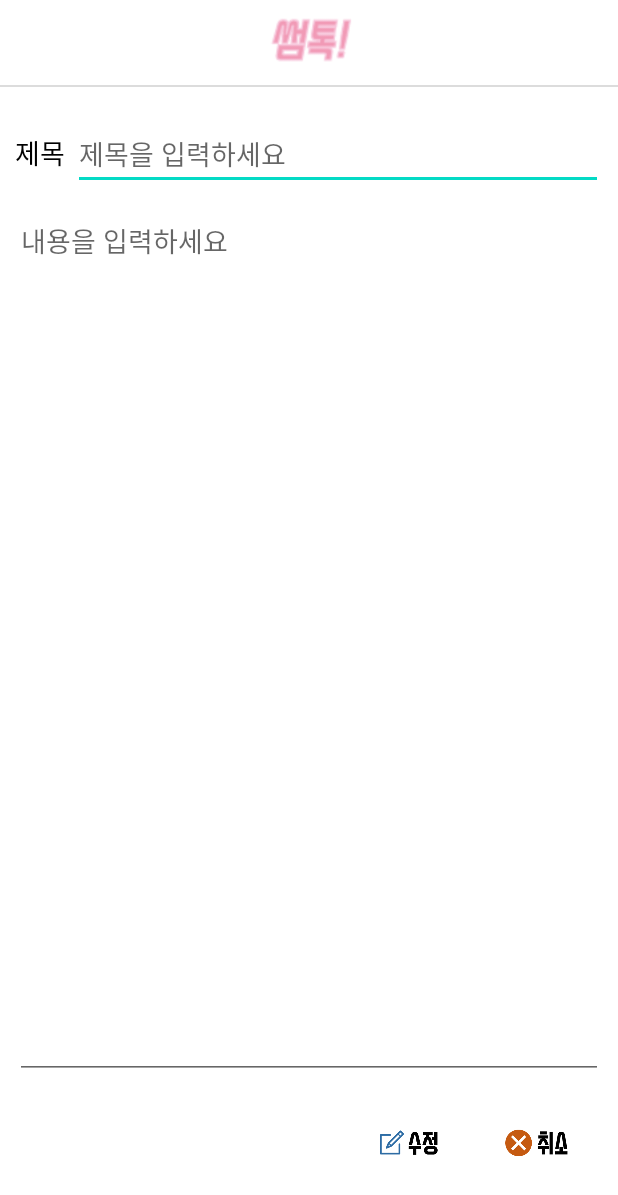
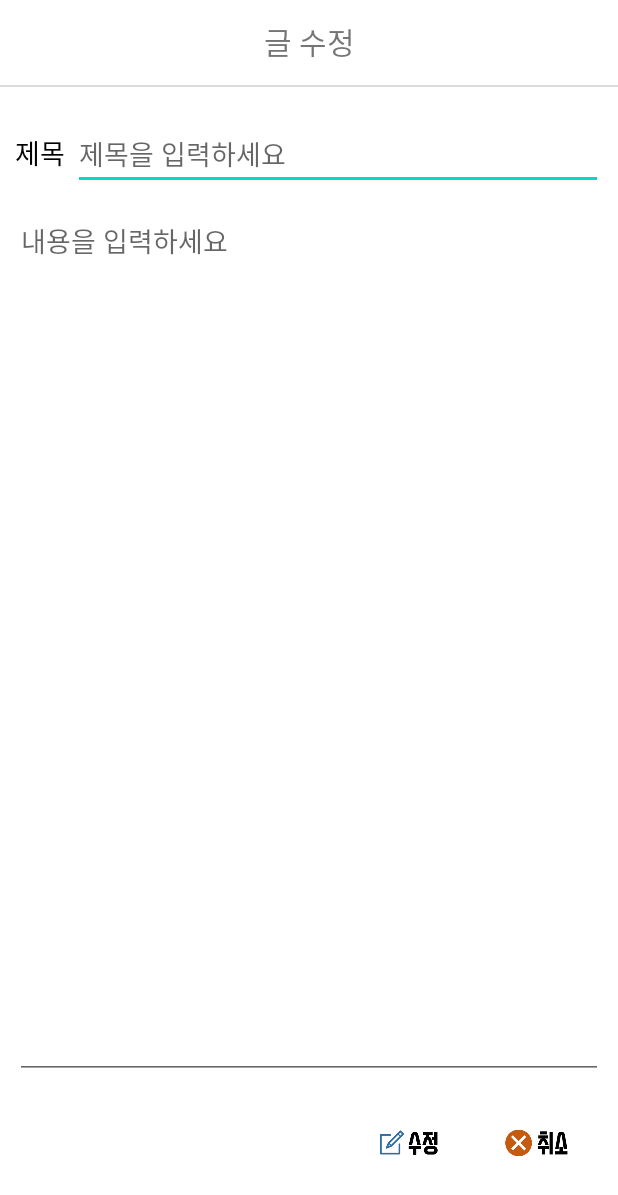
Before and after one commit to sa03134/SomeTalk, an Android app: the EditPostActivity screen opened directly, with no data from a screen before it, on a phone screen of 412 x 824 dp. Shown: the top 1195 px of the screen. Run offline under Robolectric (Android 15) with nearby library versions, the phone set to English and light mode, and no system bars.

Commit message:
10대,20대,썸타는중,연애중 레이아웃 수정완료!

```diff
--- a/App/SomeTalk/app/src/main/res/layout/activity_edit_post.xml
+++ b/App/SomeTalk/app/src/main/res/layout/activity_edit_post.xml
@@ -10,13 +10,17 @@
         android:layout_height="wrap_content"
         android:orientation="vertical">
 
-        <ImageView
-            android:id="@+id/imageView6"
-            android:layout_width="match_parent"
+        <TextView
+            android:id="@+id/textView2"
+            android:layout_width="192dp"
+            android:layout_height="35dp"
+            android:layout_gravity="center"
+            android:fontFamily="@font/sdswagger"
+            android:text="글 수정"
+            android:gravity="center"
+            android:layout_marginBottom="10dp"
             android:layout_marginTop="10dp"
-            android:layout_marginBottom="10dp"
-            android:layout_height="35dp"
-            app:srcCompat="@drawable/logo" />
+            android:textSize="20sp" />
 
         <TextView
             android:id="@+id/bottomBar"
```
Also changed, not shown: App/SomeTalk/app/src/main/res/layout/activity_board__love.xml (+10 -7 lines), App/SomeTalk/app/src/main/res/layout/activity_board__some.xml (+10 -6 lines), App/SomeTalk/app/src/main/res/layout/activity_board__teen.xml (+10 -7 lines), App/SomeTalk/app/src/main/res/layout/activity_board__twenty.xml (+11 -8 lines), App/SomeTalk/app/src/main/res/layout/activity_popular_board.xml (+11 -7 lines), App/SomeTalk/app/src/main/res/layout/activity_write_post.xml (+10 -6 lines).
